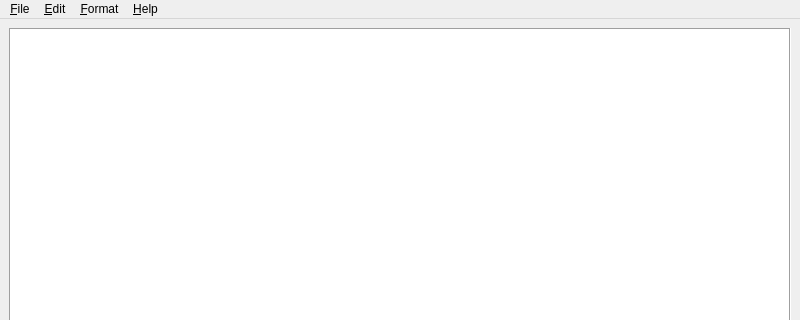
Qt form mainwindow.ui (ncyxie/Notepad-DOT-Qt) before a commit; both pictures show x 0 to 800 and y 0 to 320 of the 800 by 600 pixel window.
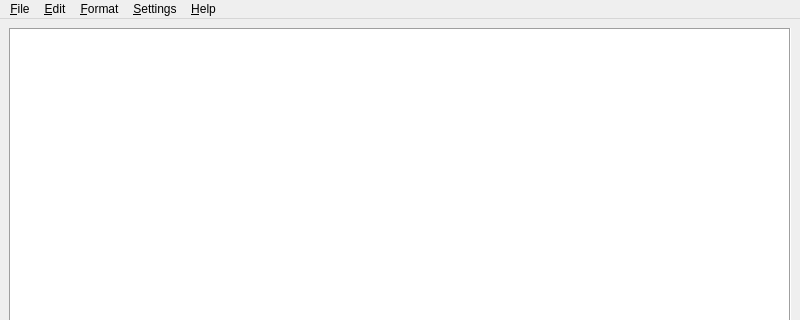
The same form after that commit.

Commit message: Added (textEdit) Appearance setting

```diff
--- a/mainwindow.ui
+++ b/mainwindow.ui
@@ -93,9 +93,16 @@
     <addaction name="separator"/>
     <addaction name="action_About"/>
    </widget>
+   <widget class="QMenu" name="menu_Settings">
+    <property name="title">
+     <string>&amp;Settings</string>
+    </property>
+    <addaction name="action_Appearance"/>
+   </widget>
    <addaction name="menuFile"/>
    <addaction name="menuEdit"/>
    <addaction name="menuFormat"/>
+   <addaction name="menu_Settings"/>
    <addaction name="menuHelp"/>
   </widget>
   <widget class="QStatusBar" name="statusbar"/>
```
Left out of the diff: 5 changed lines with no effect on the pictures. The commit also changes 2 other files.
